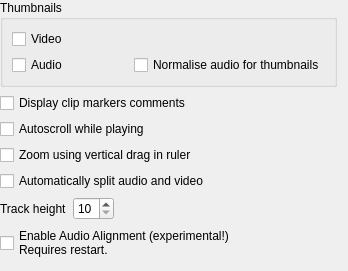
First picture: the form in src/widgets/configtimeline_ui.ui, repository KDE/kdenlive, before the edit.
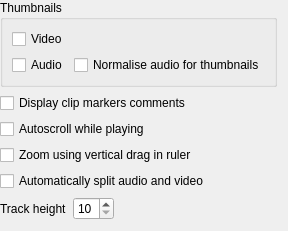
Second picture: the form after the edit.

Commit message: Audio align is not experimental anymore

The edit to the form file:
```diff
--- a/src/widgets/configtimeline_ui.ui
+++ b/src/widgets/configtimeline_ui.ui
@@ -6,8 +6,8 @@
    <rect>
     <x>0</x>
     <y>0</y>
-    <width>348</width>
-    <height>268</height>
+    <width>281</width>
+    <height>222</height>
    </rect>
   </property>
   <layout class="QVBoxLayout" name="verticalLayout">
@@ -113,14 +113,6 @@
      </item>
     </layout>
    </item>
-   <item>
-    <widget class="QCheckBox" name="kcfg_enableaudioalign">
-     <property name="text">
-      <string>Enable Audio Alignment (experimental!)
-Requires restart.</string>
-     </property>
-    </widget>
-   </item>
    <item>
     <spacer name="verticalSpacer">
      <property name="orientation">
```
The commit also changes 2 other files.
